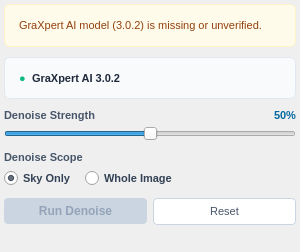
Above: src/startrails/ui/step_finish_starless.ui from gkyle/startrails before the change. Below: the same form after it.
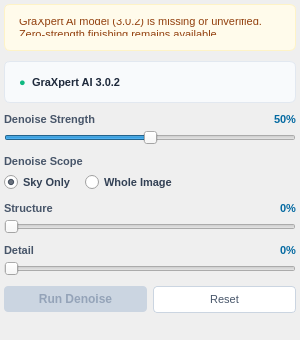
That is the form after the change.

Commit message: Structure/Detail enhancement

```diff
--- a/src/startrails/ui/step_finish_starless.ui
+++ b/src/startrails/ui/step_finish_starless.ui
@@ -7,7 +7,7 @@
     <x>0</x>
     <y>0</y>
     <width>300</width>
-    <height>240</height>
+    <height>340</height>
    </rect>
   </property>
   <property name="styleSheet">
@@ -38,12 +38,12 @@
     font-weight: 600;
     color: #1e293b;
 }
-QLabel#lbl_strength_title, QLabel#lbl_scope_title {
+QLabel#lbl_strength_title, QLabel#lbl_scope_title, QLabel#lbl_structure_title, QLabel#lbl_detail_title {
     font-size: 11px;
     font-weight: 600;
     color: #475569;
 }
-QLabel#lbl_strength_value {
+QLabel#lbl_strength_value, QLabel#lbl_structure_value, QLabel#lbl_detail_value {
     font-size: 11px;
     font-weight: 600;
     color: #0369a1;
@@ -324,6 +324,134 @@
      </layout>
     </widget>
    </item>
+   <item>
+    <widget class="QWidget" name="structure_container" native="true">
+     <layout class="QVBoxLayout" name="structure_layout">
+      <property name="spacing">
+       <number>4</number>
+      </property>
+      <property name="leftMargin">
+       <number>0</number>
+      </property>
+      <property name="topMargin">
+       <number>0</number>
+      </property>
+      <property name="rightMargin">
+       <number>0</number>
+      </property>
+      <property name="bottomMargin">
+       <number>0</number>
+      </property>
+      <item>
+       <layout class="QHBoxLayout" name="structure_header_layout">
+        <item>
+         <widget class="QLabel" name="lbl_structure_title">
+          <property name="text">
+           <string>Structure</string>
+          </property>
+         </widget>
+        </item>
+        <item>
+         <widget class="QLabel" name="lbl_structure_value">
+          <property name="text">
+           <string>0%</string>
+          </property>
+          <property name="alignment">
+           <set>Qt::AlignmentFlag::AlignRight|Qt::AlignmentFlag::AlignTrailing|Qt::AlignmentFlag::AlignVCenter</set>
+          </property>
+         </widget>
+        </item>
+       </layout>
+      </item>
+      <item>
+       <widget class="QSlider" name="slider_structure">
+        <property name="orientation">
+         <enum>Qt::Orientation::Horizontal</enum>
+        </property>
+        <property name="maximum">
+         <number>100</number>
+        </property>
+        <property name="singleStep">
+         <number>1</number>
+        </property>
+        <property name="pageStep">
+         <number>10</number>
+        </property>
+        <property name="value">
+         <number>0</number>
+        </property>
+        <property name="tracking">
+         <bool>true</bool>
+        </property>
+       </widget>
+      </item>
+     </layout>
+    </widget>
+   </item>
+   <item>
+    <widget class="QWidget" name="detail_container" native="true">
+     <layout class="QVBoxLayout" name="detail_layout">
+      <property name="spacing">
+       <number>4</number>
+      </property>
+      <property name="leftMargin">
+       <number>0</number>
+      </property>
+      <property name="topMargin">
+       <number>0</number>
+      </property>
+      <property name="rightMargin">
+       <number>0</number>
+      </property>
+      <property name="bottomMargin">
+       <number>0</number>
+      </property>
+      <item>
+       <layout class="QHBoxLayout" name="detail_header_layout">
+        <item>
+         <widget class="QLabel" name="lbl_detail_title">
+          <property name="text">
+           <string>Detail</string>
+          </property>
+         </widget>
+        </item>
+        <item>
+         <widget class="QLabel" name="lbl_detail_value">
+          <property name="text">
+           <string>0%</string>
+          </property>
+          <property name="alignment">
+           <set>Qt::AlignmentFlag::AlignRight|Qt::AlignmentFlag::AlignTrailing|Qt::AlignmentFlag::AlignVCenter</set>
+          </property>
+         </widget>
+        </item>
+       </layout>
+      </item>
+      <item>
+       <widget class="QSlider" name="slider_detail">
+        <property name="orientation">
+         <enum>Qt::Orientation::Horizontal</enum>
+        </property>
+        <property name="maximum">
+         <number>100</number>
+        </property>
+        <property name="singleStep">
+         <number>1</number>
+        </property>
+        <property name="pageStep">
+         <number>10</number>
+        </property>
+        <property name="value">
+         <number>0</number>
+        </property>
+        <property name="tracking">
+         <bool>true</bool>
+        </property>
+       </widget>
+      </item>
+     </layout>
+    </widget>
+   </item>
    <item>
     <layout class="QHBoxLayout" name="action_layout">
      <property name="spacing">
```
The commit also changes 12 other files.
